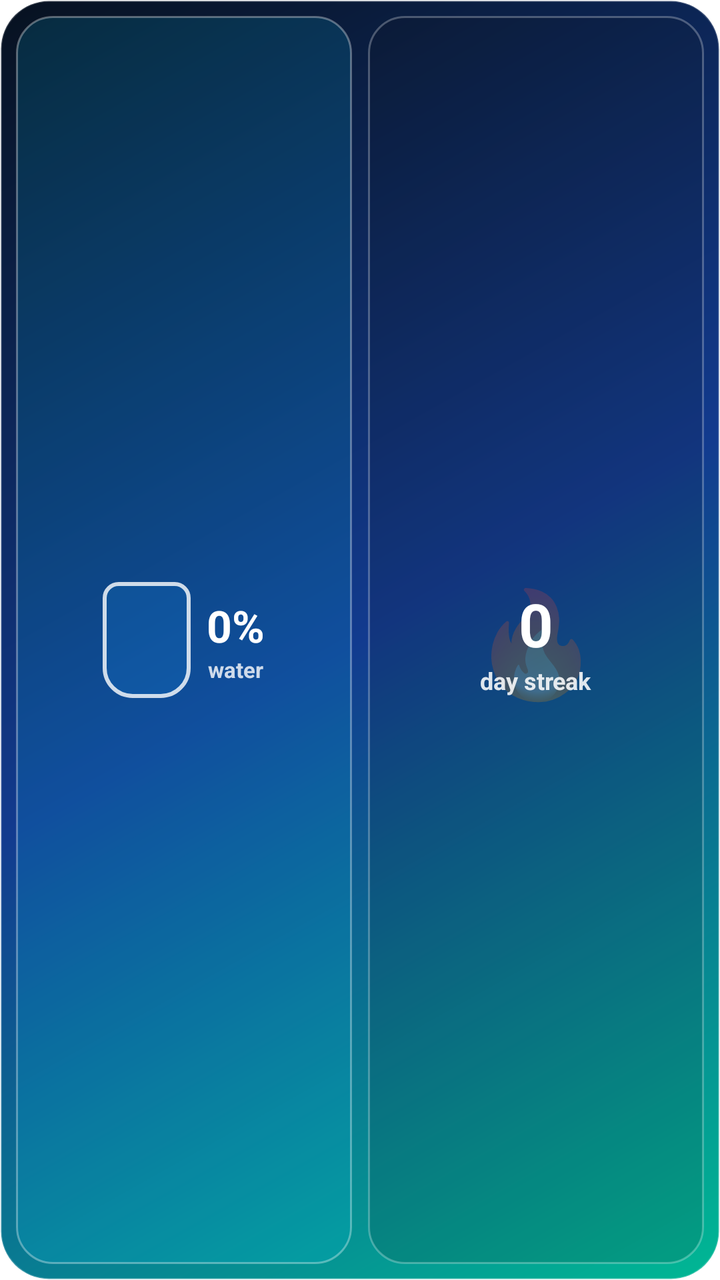
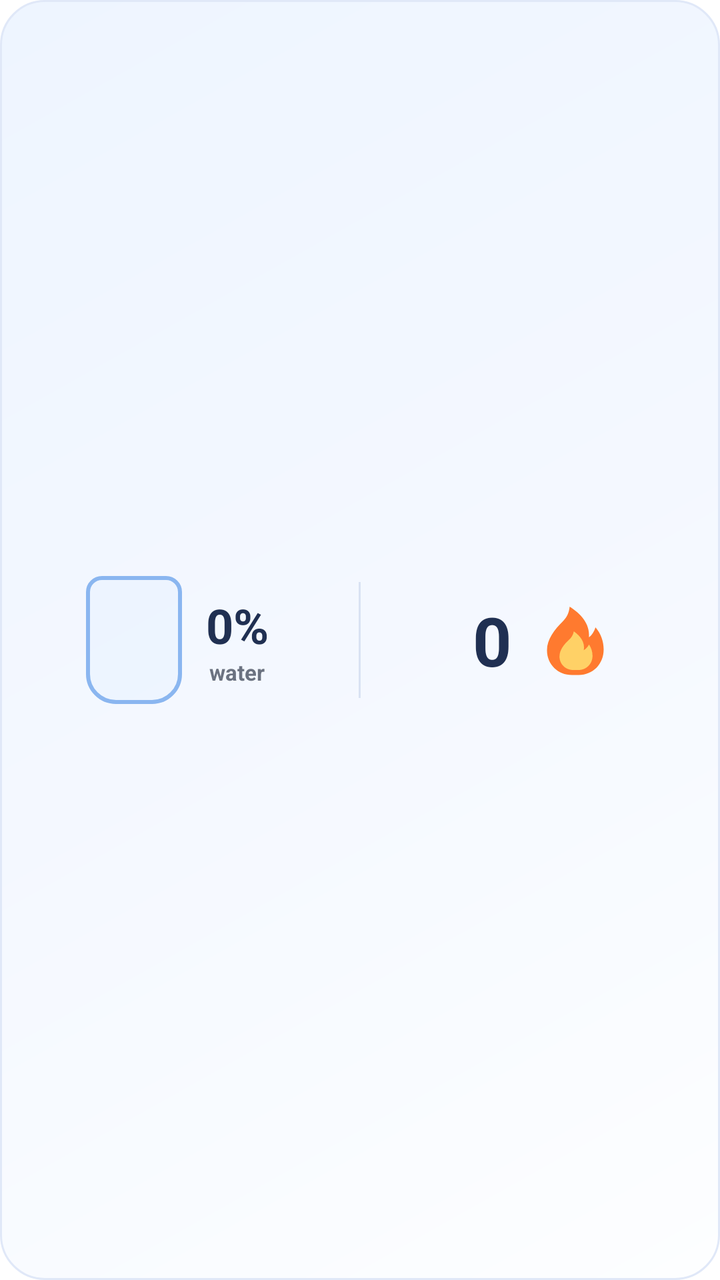

Screens rendered from an Android XML layout before and after an edit, with the pre-edit source and the edit as a unified diff.
<!-- AndroidManifest.xml: fallback theme Theme.MaterialComponents.DayNight.NoActionBar -->
<!-- res/layout/atlas_home_widget.xml -->
<?xml version="1.0" encoding="utf-8"?>
<LinearLayout xmlns:android="http://schemas.android.com/apk/res/android"
    android:id="@+id/atlas_widget_root"
    android:layout_width="match_parent"
    android:layout_height="match_parent"
    android:background="@drawable/atlas_widget_background"
    android:gravity="center"
    android:orientation="horizontal"
    android:padding="8dp">

    <LinearLayout
        android:id="@+id/atlas_widget_water_button"
        android:layout_width="0dp"
        android:layout_height="match_parent"
        android:layout_weight="1"
        android:background="@drawable/atlas_widget_water_panel"
        android:clickable="true"
        android:focusable="true"
        android:gravity="center"
        android:orientation="horizontal"
        android:padding="8dp">

        <TextView
            android:id="@+id/atlas_widget_water_glass"
            android:layout_width="44dp"
            android:layout_height="58dp"
            android:background="@drawable/atlas_widget_water_glass_0"
            android:gravity="center"
            android:textColor="#FFFFFF"
            android:textSize="0sp"
            android:textStyle="bold" />

        <LinearLayout
            android:layout_width="wrap_content"
            android:layout_height="match_parent"
            android:layout_marginStart="8dp"
            android:gravity="center"
            android:orientation="vertical">

            <TextView
                android:id="@+id/atlas_widget_water_percent"
                android:layout_width="wrap_content"
                android:layout_height="wrap_content"
                android:text="0%"
                android:textColor="#FFFFFF"
                android:textSize="22sp"
                android:textStyle="bold" />

            <TextView
                android:layout_width="wrap_content"
                android:layout_height="wrap_content"
                android:text="water"
                android:textColor="#CCFFFFFF"
                android:textSize="11sp"
                android:textStyle="bold" />
        </LinearLayout>
    </LinearLayout>

    <FrameLayout
        android:layout_width="0dp"
        android:layout_height="match_parent"
        android:layout_marginStart="8dp"
        android:layout_weight="1"
        android:background="@drawable/atlas_widget_streak_panel"
        android:padding="8dp">

        <TextView
            android:layout_width="match_parent"
            android:layout_height="match_parent"
            android:gravity="center"
            android:text="🔥"
            android:textColor="#33FFD166"
            android:textSize="52sp" />

        <LinearLayout
            android:layout_width="match_parent"
            android:layout_height="match_parent"
            android:gravity="center"
            android:orientation="vertical">

            <TextView
                android:id="@+id/atlas_widget_streak"
                android:layout_width="wrap_content"
                android:layout_height="wrap_content"
                android:text="0"
                android:textColor="#FFFFFF"
                android:textSize="30sp"
                android:textStyle="bold" />

            <TextView
                android:id="@+id/atlas_widget_streak_label"
                android:layout_width="wrap_content"
                android:layout_height="wrap_content"
                android:text="day streak"
                android:textColor="#DDFFFFFF"
                android:textSize="12sp"
                android:textStyle="bold" />
        </LinearLayout>
    </FrameLayout>
</LinearLayout>
<!-- resources referenced by this layout -->
<resources>
  <!-- drawable atlas_widget_background (drawable) -->
  <?xml version="1.0" encoding="utf-8"?>
  <shape xmlns:android="http://schemas.android.com/apk/res/android">
      <corners android:radius="24dp" />
      <gradient
          android:angle="135"
          android:endColor="#07111F"
          android:centerColor="#123B8F"
          android:startColor="#00B894" />
      <stroke
          android:width="1dp"
          android:color="#33FFFFFF" />
  </shape>
  <!-- drawable atlas_widget_streak_panel (drawable) -->
  <?xml version="1.0" encoding="utf-8"?>
  <shape xmlns:android="http://schemas.android.com/apk/res/android">
      <corners android:radius="18dp" />
      <solid android:color="#22121212" />
      <stroke
          android:width="1dp"
          android:color="#44FFFFFF" />
  </shape>
  <!-- drawable atlas_widget_water_glass_0 (drawable) -->
  <?xml version="1.0" encoding="utf-8"?>
  <layer-list xmlns:android="http://schemas.android.com/apk/res/android">
      <item>
          <shape>
              <corners
                  android:bottomLeftRadius="14dp"
                  android:bottomRightRadius="14dp"
                  android:topLeftRadius="7dp"
                  android:topRightRadius="7dp" />
              <solid android:color="#2218A0FF" />
              <stroke
                  android:width="2dp"
                  android:color="#CCFFFFFF" />
          </shape>
      </item>
  </layer-list>
  <!-- drawable atlas_widget_water_panel (drawable) -->
  <?xml version="1.0" encoding="utf-8"?>
  <shape xmlns:android="http://schemas.android.com/apk/res/android">
      <corners android:radius="18dp" />
      <solid android:color="#2200D1FF" />
      <stroke
          android:width="1dp"
          android:color="#55FFFFFF" />
  </shape>
</resources>

<!-- the commit's change to res/layout/atlas_home_widget.xml (unified diff, before → after) -->
@@ -6,7 +6,7 @@
     android:background="@drawable/atlas_widget_background"
     android:gravity="center"
     android:orientation="horizontal"
-    android:padding="8dp">
+    android:padding="12dp">
 
     <LinearLayout
         android:id="@+id/atlas_widget_water_button"
@@ -18,22 +18,20 @@
         android:focusable="true"
         android:gravity="center"
         android:orientation="horizontal"
-        android:padding="8dp">
+        android:padding="4dp">
 
         <TextView
             android:id="@+id/atlas_widget_water_glass"
-            android:layout_width="44dp"
-            android:layout_height="58dp"
+            android:layout_width="48dp"
+            android:layout_height="64dp"
             android:background="@drawable/atlas_widget_water_glass_0"
             android:gravity="center"
-            android:textColor="#FFFFFF"
-            android:textSize="0sp"
-            android:textStyle="bold" />
+            android:textSize="0sp" />
 
         <LinearLayout
             android:layout_width="wrap_content"
             android:layout_height="match_parent"
-            android:layout_marginStart="8dp"
+            android:layout_marginStart="12dp"
             android:gravity="center"
             android:orientation="vertical">
 
@@ -42,59 +40,54 @@
                 android:layout_width="wrap_content"
                 android:layout_height="wrap_content"
                 android:text="0%"
-                android:textColor="#FFFFFF"
-                android:textSize="22sp"
+                android:textColor="#203052"
+                android:textSize="24sp"
                 android:textStyle="bold" />
 
             <TextView
                 android:layout_width="wrap_content"
                 android:layout_height="wrap_content"
                 android:text="water"
-                android:textColor="#CCFFFFFF"
+                android:textColor="#6B7280"
                 android:textSize="11sp"
                 android:textStyle="bold" />
         </LinearLayout>
     </LinearLayout>
 
+    <TextView
+        android:layout_width="1dp"
+        android:layout_height="58dp"
+        android:layout_marginHorizontal="14dp"
+        android:background="@drawable/atlas_widget_divider" />
+
     <FrameLayout
         android:layout_width="0dp"
         android:layout_height="match_parent"
-        android:layout_marginStart="8dp"
         android:layout_weight="1"
         android:background="@drawable/atlas_widget_streak_panel"
-        android:padding="8dp">
-
-        <TextView
-            android:layout_width="match_parent"
-            android:layout_height="match_parent"
-            android:gravity="center"
-            android:text="🔥"
-            android:textColor="#33FFD166"
-            android:textSize="52sp" />
+        android:padding="4dp">
 
         <LinearLayout
             android:layout_width="match_parent"
             android:layout_height="match_parent"
             android:gravity="center"
-            android:orientation="vertical">
+            android:orientation="horizontal">
 
             <TextView
                 android:id="@+id/atlas_widget_streak"
                 android:layout_width="wrap_content"
                 android:layout_height="wrap_content"
                 android:text="0"
-                android:textColor="#FFFFFF"
-                android:textSize="30sp"
+                android:textColor="#203052"
+                android:textSize="34sp"
                 android:textStyle="bold" />
 
-            <TextView
-                android:id="@+id/atlas_widget_streak_label"
-                android:layout_width="wrap_content"
-                android:layout_height="wrap_content"
-                android:text="day streak"
-                android:textColor="#DDFFFFFF"
-                android:textSize="12sp"
-                android:textStyle="bold" />
+            <ImageView
+                android:layout_width="40dp"
+                android:layout_height="40dp"
+                android:layout_marginStart="10dp"
+                android:contentDescription="@string/atlas_widget_streak_icon"
+                android:src="@drawable/atlas_widget_flame" />
         </LinearLayout>
     </FrameLayout>
 </LinearLayout>
<!-- resource entries referenced after the edit -->
@@ -3,24 +3,44 @@
   <!-- drawable atlas_widget_background (drawable) -->
   <?xml version="1.0" encoding="utf-8"?>
   <shape xmlns:android="http://schemas.android.com/apk/res/android">
-      <corners android:radius="24dp" />
+      <corners android:radius="22dp" />
       <gradient
           android:angle="135"
-          android:endColor="#07111F"
-          android:centerColor="#123B8F"
-          android:startColor="#00B894" />
+          android:startColor="#FDFEFF"
+          android:centerColor="#F4F8FF"
+          android:endColor="#EEF5FF" />
       <stroke
           android:width="1dp"
-          android:color="#33FFFFFF" />
+          android:color="#E0E8F8" />
   </shape>
+  <!-- drawable atlas_widget_divider (drawable) -->
+  <?xml version="1.0" encoding="utf-8"?>
+  <shape xmlns:android="http://schemas.android.com/apk/res/android">
+      <size android:width="1dp" />
+      <solid android:color="#D9E2F3" />
+  </shape>
+  <!-- drawable atlas_widget_flame (drawable) -->
+  <?xml version="1.0" encoding="utf-8"?>
+  <vector xmlns:android="http://schemas.android.com/apk/res/android"
+      android:width="42dp"
+      android:height="42dp"
+      android:viewportWidth="48"
+      android:viewportHeight="48">
+      <path
+          android:fillColor="#FF7A2F"
+          android:pathData="M24,45C15.6,45 9,38.7 9,30.2C9,23.5 13.4,17.9 18.7,12.6C20.6,10.7 22.2,8 22.6,4C29.3,8.2 34.8,14.2 34.2,22.4C36.1,20.9 37.4,18.8 38.1,16.4C41.4,20.3 43,24.8 43,29.7C43,38.5 36.4,45 28.1,45H24Z" />
+      <path
+          android:fillColor="#FFD166"
+          android:pathData="M24.7,42C20.1,42 16.5,38.5 16.5,33.9C16.5,30 19.1,26.7 22.3,23.8C23.6,22.6 24.7,20.9 25.1,18.8C29.1,21.7 31.8,25.2 31.1,30.1C32.4,29.3 33.5,28.1 34.2,26.7C35.6,28.8 36.3,31 36.3,33.5C36.3,38.4 32.5,42 27.9,42H24.7Z" />
+  </vector>
   <!-- drawable atlas_widget_streak_panel (drawable) -->
   <?xml version="1.0" encoding="utf-8"?>
   <shape xmlns:android="http://schemas.android.com/apk/res/android">
       <corners android:radius="18dp" />
-      <solid android:color="#22121212" />
+      <solid android:color="#00FFFFFF" />
       <stroke
           android:width="1dp"
-          android:color="#44FFFFFF" />
+          android:color="#00FFFFFF" />
   </shape>
   <!-- drawable atlas_widget_water_glass_0 (drawable) -->
   <?xml version="1.0" encoding="utf-8"?>
@@ -32,10 +52,10 @@
                   android:bottomRightRadius="14dp"
                   android:topLeftRadius="7dp"
                   android:topRightRadius="7dp" />
-              <solid android:color="#2218A0FF" />
+              <solid android:color="#22BFDFFF" />
               <stroke
                   android:width="2dp"
-                  android:color="#CCFFFFFF" />
+                  android:color="#8AB6F0" />
           </shape>
       </item>
   </layer-list>
@@ -43,10 +63,11 @@
   <?xml version="1.0" encoding="utf-8"?>
   <shape xmlns:android="http://schemas.android.com/apk/res/android">
       <corners android:radius="18dp" />
-      <solid android:color="#2200D1FF" />
+      <solid android:color="#00FFFFFF" />
       <stroke
           android:width="1dp"
-          android:color="#55FFFFFF" />
+          android:color="#00FFFFFF" />
   </shape>
+  <string name="atlas_widget_streak_icon">Workout streak</string>
 </resources>
 
